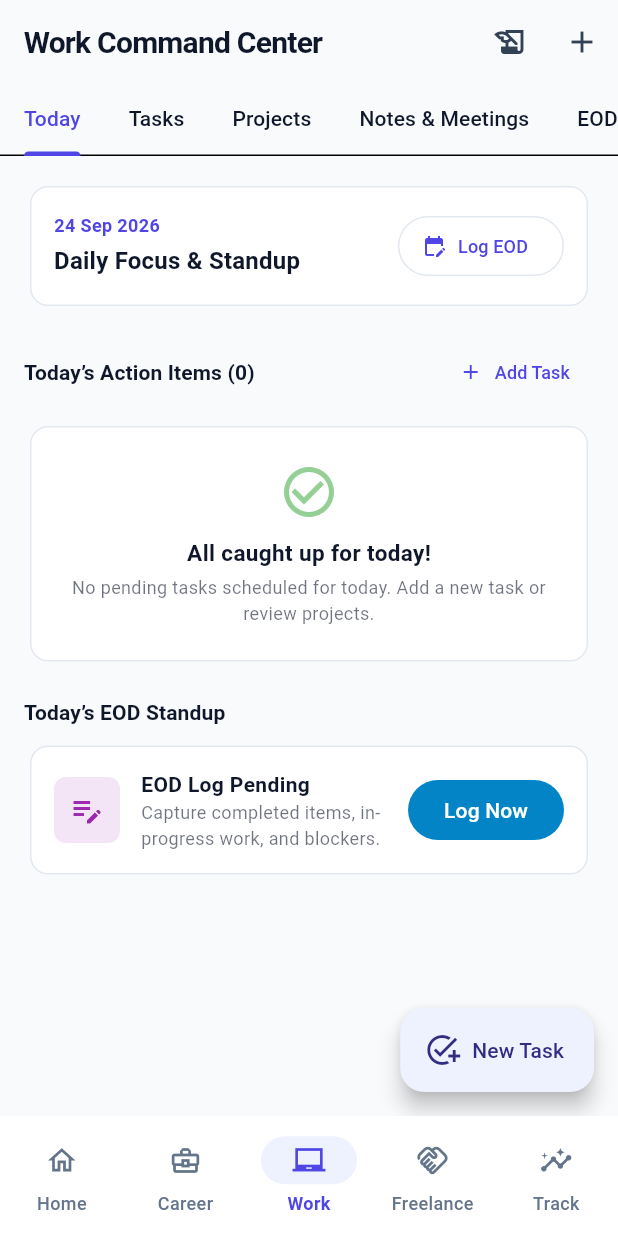
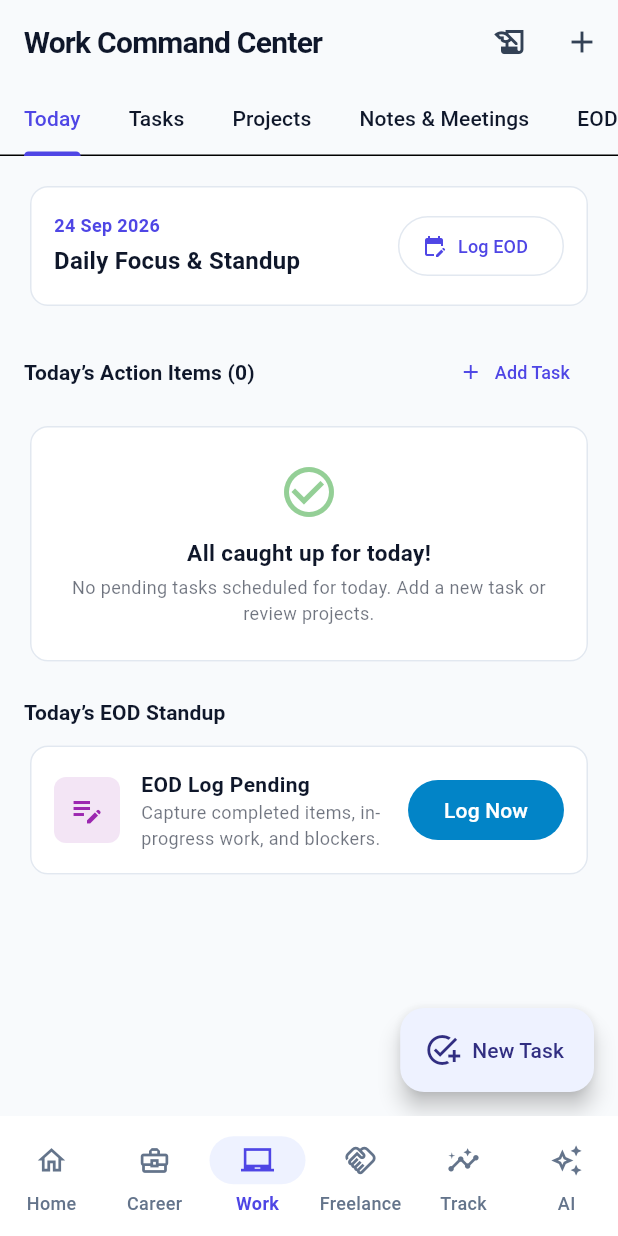
Before and after one commit to rishi-bhardvaj/Risheesh, a Flutter app: the HomeScreen screen opened by its route, after a tap on an icon or button, on a phone screen of 412 x 824 dp. Run offline on Flutter 3.47's test engine with Material 3 defaults, Android fonts, the phone set to English and light mode, and no system bars; our stand-ins replace drift, file_picker, flutter_riverpod, go_router, open_file, shared_preferences and 1 more; accounts and stored records are empty; generated files the repository leaves out were written again.

Commit message:
Update QuickActions, AppScaffold, and GoRouter branch definitions

```diff
--- a/lib/features/home/presentation/widgets/quick_actions_bar.dart
+++ b/lib/features/home/presentation/widgets/quick_actions_bar.dart
@@ -2,6 +2,7 @@ import 'package:flutter/material.dart';
 import 'package:flutter_riverpod/flutter_riverpod.dart';
 import '../../../career/presentation/add_edit_application_dialog.dart';
 import '../../../career/presentation/add_edit_job_dialog.dart';
+import '../../../career/presentation/add_edit_resume_dialog.dart';
 import '../../../freelance/presentation/add_edit_client_dialog.dart';
 import '../../../freelance/presentation/add_edit_lead_dialog.dart';
 import '../../../freelance/presentation/add_edit_payment_dialog.dart';
@@ -93,6 +94,16 @@ class QuickActionsBar extends ConsumerWidget {
               ),
               const SizedBox(width: 8),
               _buildActionButton(
+                icon: Icons.picture_as_pdf_outlined,
+                label: '+ Resume',
+                onTap: () => showDialog(
+                  context: context,
+                  builder: (_) => const AddEditResumeDialog(),
+                ),
+                theme: theme,
+              ),
+              const SizedBox(width: 8),
+              _buildActionButton(
                 icon: Icons.folder_open,
                 label: '+ Project',
                 onTap: () => showDialog(
--- a/lib/shared/widgets/app_scaffold.dart
+++ b/lib/shared/widgets/app_scaffold.dart
@@ -47,6 +47,11 @@ class AppScaffold extends StatelessWidget {
             selectedIcon: Icon(Icons.insights),
             label: 'Track',
           ),
+          NavigationDestination(
+            icon: Icon(Icons.auto_awesome_outlined),
+            selectedIcon: Icon(Icons.auto_awesome),
+            label: 'AI',
+          ),
         ],
       ),
     );
```
Also changed, not shown: lib/core/router/app_router.dart (+15 -0 lines), lib/features/freelance/presentation/add_edit_payment_dialog.dart (line endings or trailing spaces), lib/features/freelance/presentation/convert_lead_dialog.dart (line endings or trailing spaces), lib/features/freelance/presentation/lead_details_screen.dart (line endings or trailing spaces).
